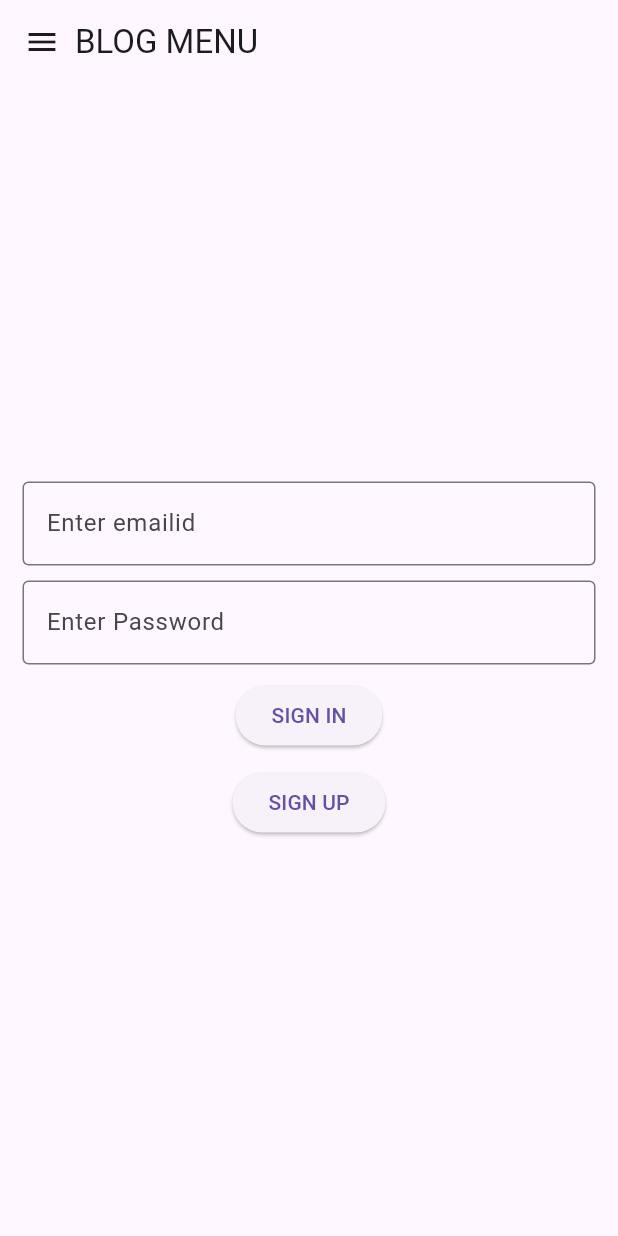
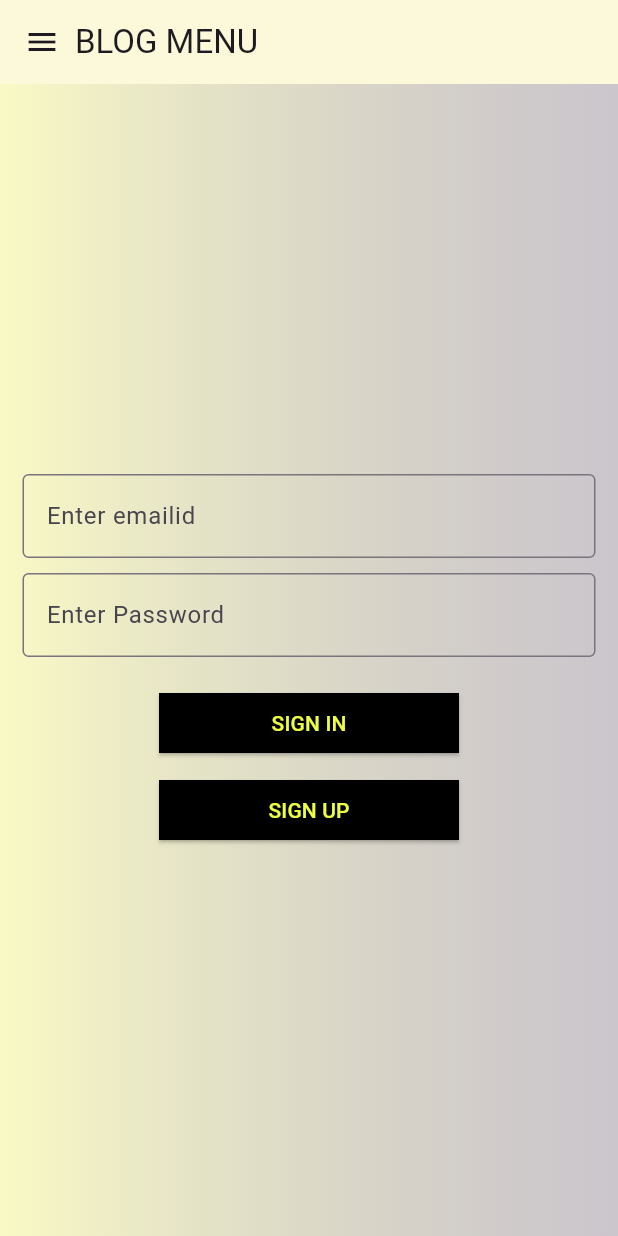
Before and after one commit to Athirani69/blog_frontend, a Flutter app: the screen it shows after launch, on a phone screen of 412 x 824 dp. Run offline on Flutter 3.47's test engine with Material 3 defaults, Android fonts, the phone set to English and light mode, and no system bars.

Commit message:
menu created

```diff
--- a/lib/Pages/menu.dart
+++ b/lib/Pages/menu.dart
@@ -12,6 +12,7 @@ class _menuState extends State<menu> {
   Widget build(BuildContext context) {
     return Scaffold(
       appBar: AppBar(
+        backgroundColor: Colors.limeAccent.withOpacity(.2),
         title: Row(
           children: [
             Icon(Icons.menu),
@@ -21,6 +22,14 @@ class _menuState extends State<menu> {
         )
       ),
       body: Container(
+        decoration: BoxDecoration(
+          gradient: LinearGradient(
+            colors: [
+              Colors.limeAccent.withOpacity(.3),
+              Colors.black.withOpacity(.2)
+            ]
+          )
+        ),
         padding: EdgeInsets.all(15),
         child: Column(
           mainAxisAlignment: MainAxisAlignment.center,
@@ -38,10 +47,25 @@ class _menuState extends State<menu> {
                   border: OutlineInputBorder()
               ),
             ),
-            SizedBox(height: 10),
-            ElevatedButton(onPressed: (){}, child: Text("SIGN IN")),
+            SizedBox(height: 20),
+            SizedBox(
+              width: 200,
+                child: ElevatedButton(
+                    style: ElevatedButton.styleFrom(
+                      backgroundColor: Colors.black,
+                      shape: RoundedRectangleBorder()
+                    ),
+                    onPressed: (){}, child: Text("SIGN IN",style: TextStyle(color: Colors.limeAccent),))),
             SizedBox(height: 10,),
-            ElevatedButton(onPressed: (){}, child: Text("SIGN UP"))
+            SizedBox(
+              width: 200,
+              child: ElevatedButton(
+                  style: ElevatedButton.styleFrom(
+                      backgroundColor: Colors.black,
+                    shape: RoundedRectangleBorder()
+                  ),
+                  onPressed: (){}, child: Text("SIGN UP",style: TextStyle(color: Colors.limeAccent),)),
+            )
           ],
         ),
       ),
```
